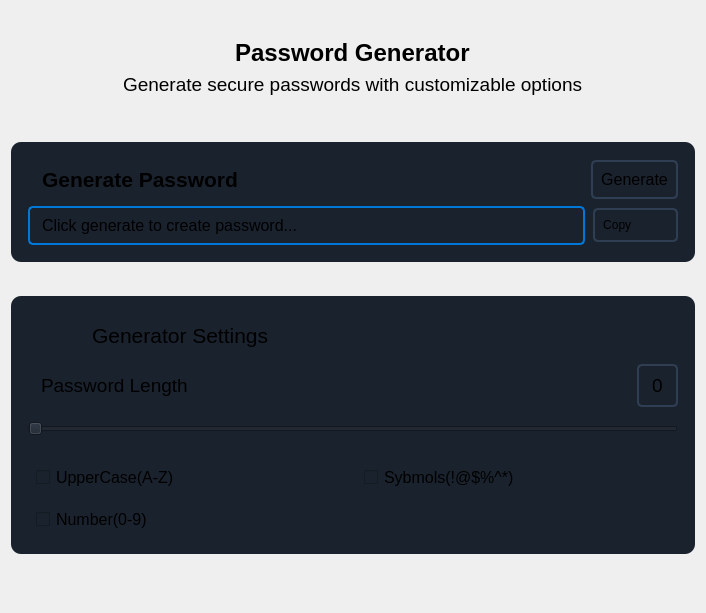
This is pages/view/passwordGenerator/passwordgeneratorpage.ui in SahisN/PasswordManager as Qt 5 draws it before an edit. The edited form follows.
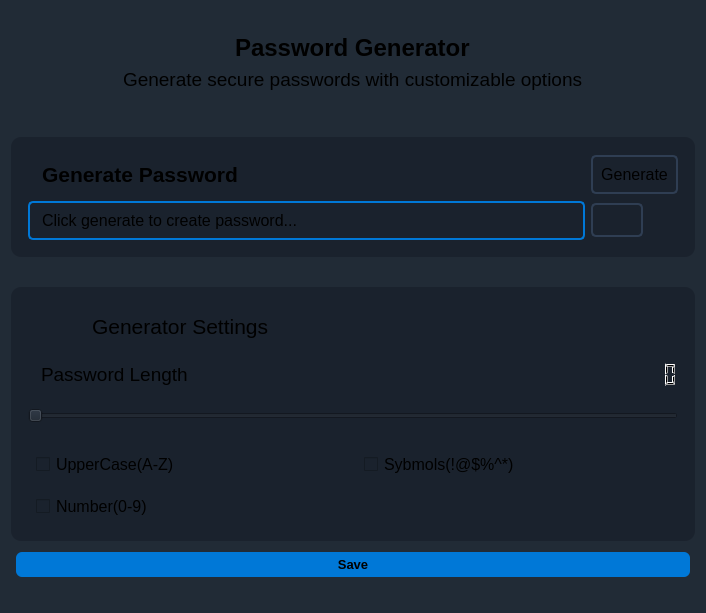
This is the edited form. Icons and pictures are not drawn.

```diff
--- a/pages/view/passwordGenerator/passwordgeneratorpage.ui
+++ b/pages/view/passwordGenerator/passwordgeneratorpage.ui
@@ -13,6 +13,9 @@
   <property name="windowTitle">
    <string>Form</string>
   </property>
+  <property name="styleSheet">
+   <string notr="true">background-color: #212b36;</string>
+  </property>
   <layout class="QVBoxLayout" name="verticalLayout_2">
    <item>
     <spacer name="verticalSpacer_4">
@@ -127,14 +130,14 @@
           </property>
          </widget>
         </item>
-        <item row="1" column="1" alignment="Qt::AlignmentFlag::AlignRight">
-         <widget class="QPushButton" name="pushButton_2">
+        <item row="1" column="1" alignment="Qt::AlignmentFlag::AlignLeft">
+         <widget class="QPushButton" name="copyPasswordBtn">
           <property name="styleSheet">
            <string notr="true">border: 2px solid #2f3e53;
 border-radius: 5px;</string>
           </property>
           <property name="text">
-           <string>Copy           </string>
+           <string/>
           </property>
           <property name="icon">
            <iconset resource="../../../resources.qrc">
@@ -149,7 +152,7 @@
          </widget>
         </item>
         <item row="1" column="0">
-         <widget class="QLabel" name="label">
+         <widget class="QLabel" name="displayPasswordGenerate">
           <property name="sizePolicy">
            <sizepolicy hsizetype="Expanding" vsizetype="Preferred">
             <horstretch>0</horstretch>
@@ -190,6 +193,12 @@
    </item>
    <item>
     <widget class="QFrame" name="frame_2">
+     <property name="sizePolicy">
+      <sizepolicy hsizetype="Preferred" vsizetype="Preferred">
+       <horstretch>0</horstretch>
+       <verstretch>0</verstretch>
+      </sizepolicy>
+     </property>
      <property name="styleSheet">
       <string notr="true">background-color: #1a222d;
 border: 2px;
@@ -278,26 +287,36 @@
          </widget>
         </item>
         <item alignment="Qt::AlignmentFlag::AlignRight">
-         <widget class="QLabel" name="passwordLengthDisplay">
+         <widget class="QLCDNumber" name="passwordLengthDisplay">
+          <property name="baseSize">
+           <size>
+            <width>0</width>
+            <height>0</height>
+           </size>
+          </property>
           <property name="font">
            <font>
-            <pointsize>14</pointsize>
+            <pointsize>11</pointsize>
            </font>
           </property>
+          <property name="layoutDirection">
+           <enum>Qt::LayoutDirection::LeftToRight</enum>
+          </property>
+          <property name="autoFillBackground">
+           <bool>false</bool>
+          </property>
           <property name="styleSheet">
-           <string notr="true">border: 2px solid #2f3e53;
-border-radius:5px;
-</string>
-          </property>
-          <property name="text">
-           <string>0</string>
+           <string notr="true">border-radius: 5px;</string>
           </property>
          </widget>
         </item>
        </layout>
       </item>
       <item>
-       <widget class="QSlider" name="horizontalSlider">
+       <widget class="QSlider" name="passwordLengthSlider">
+        <property name="autoFillBackground">
+         <bool>true</bool>
+        </property>
         <property name="styleSheet">
          <string notr="true">QScrollBar:horizontal {
         border: none;
@@ -396,20 +415,35 @@
     </widget>
    </item>
    <item>
-    <spacer name="verticalSpacer_2">
-     <property name="orientation">
-      <enum>Qt::Orientation::Vertical</enum>
+    <widget class="QPushButton" name="updatePasswordSettingBtn">
+     <property name="font">
+      <font>
+       <pointsize>10</pointsize>
+       <bold>true</bold>
+      </font>
      </property>
-     <property name="sizeHint" stdset="0">
-      <size>
-       <width>20</width>
-       <height>40</height>
-      </size>
+     <property name="styleSheet">
+      <string notr="true"> QPushButton {
+        background-color: #0078d7; 
+        border: none;
+        border-radius: 6px;
+		padding: 5px;
+		margin: 5px;
+    }
+    QPushButton:hover {
+        background-color: #3399ff;  
+    }
+    QPushButton:pressed {
+        background-color: #005a9e;  
+    }</string>
      </property>
-    </spacer>
+     <property name="text">
+      <string>Save</string>
+     </property>
+    </widget>
    </item>
    <item>
-    <widget class="QLabel" name="label_5">
+    <widget class="QLabel" name="label">
      <property name="text">
       <string/>
      </property>
```
Left out of the diff: 6 changed lines with no effect on the pictures.
